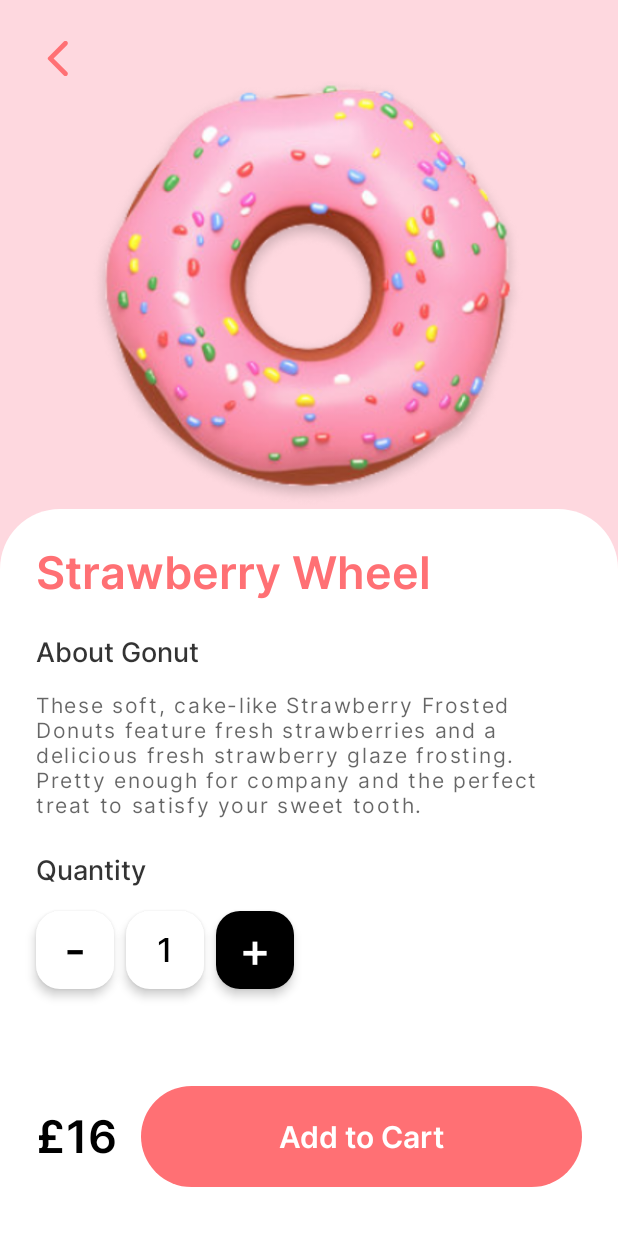
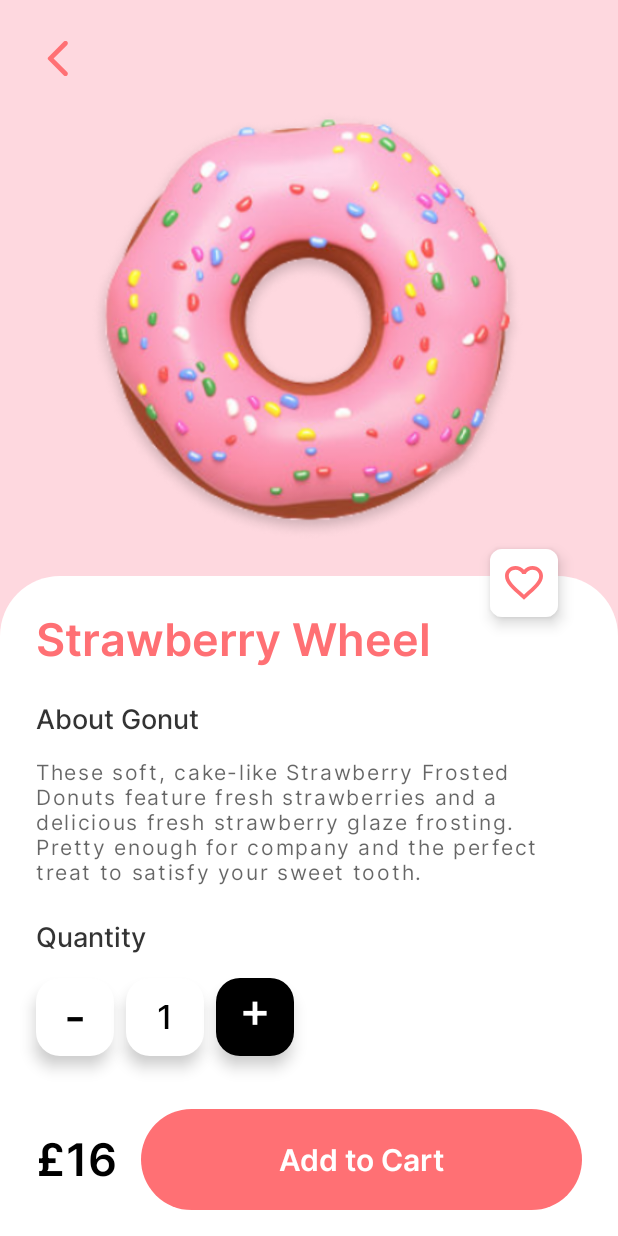
Before and after one commit to Belal-Alkhatib/DonutsAppUI, an Android app built with Jetpack Compose: the HomeScreen screen opened through its navigation route, after a tap on "Strawberry Wheel", on a phone screen of 412 x 824 dp. Run offline under Robolectric (Android 15) with nearby library versions, the phone set to English and light mode, and no system bars; our stand-ins replace accompanist, constraintlayout-compose.

Commit message:
add like animation composable to details screen

```diff
--- a/app/src/main/java/com/uog/donutsuiapp/ui/composables/LikeAnimation.kt
+++ b/app/src/main/java/com/uog/donutsuiapp/ui/composables/LikeAnimation.kt
@@ -12,16 +12,22 @@ import androidx.compose.ui.Alignment
 import androidx.compose.ui.Modifier
 import androidx.compose.ui.draw.rotate
 import androidx.compose.ui.draw.scale
+import androidx.compose.ui.graphics.Shape
 import androidx.compose.ui.res.painterResource
+import androidx.compose.ui.tooling.preview.Preview
+import androidx.compose.ui.unit.Dp
 import com.uog.donutsuiapp.R
 import com.uog.donutsuiapp.ui.theme.Primary
 import com.uog.donutsuiapp.ui.theme.smallIconSize
+import com.uog.donutsuiapp.ui.theme.space2
+import com.uog.donutsuiapp.ui.theme.space4
+import com.uog.donutsuiapp.ui.theme.space8
 import kotlinx.coroutines.delay
 import kotlinx.coroutines.launch
 
 @SuppressLint("SuspiciousIndentation")
 @Composable
-fun LikeAnimation(modifier: Modifier = Modifier, selected: Boolean = false) {
+fun LikeAnimation(modifier: Modifier = Modifier, selected: Boolean = false, buttonShape: Shape = CircleShape, buttonSize: Dp = smallIconSize) {
 
     var isSelected by remember { mutableStateOf(selected) }
 
@@ -34,7 +40,7 @@ fun LikeAnimation(modifier: Modifier = Modifier, selected: Boolean = false) {
 
     val favoriteIcon = if (isSelected) R.drawable.ic_favorit_fill else R.drawable.ic_favorit
 
-    Column(horizontalAlignment = Alignment.CenterHorizontally) {
+    Column(horizontalAlignment = Alignment.CenterHorizontally, modifier = modifier) {
 
         SmallAngledButton(
             onClick = {
@@ -72,16 +78,18 @@ fun LikeAnimation(modifier: Modifier = Modifier, selected: Boolean = false) {
                 }
 
             },
-            contentColor = Primary,
-            shape = CircleShape,
+            shape = buttonShape,
             modifier = Modifier
-                .size(smallIconSize)
+                .size(buttonSize)
 
         ) {
             Icon(
                 painter = painterResource(id = favoriteIcon),
                 contentDescription = null,
+                tint = Primary,
                 modifier = Modifier
+                    .padding(space8)
+                    .fillMaxSize()
                     .align(Alignment.CenterHorizontally)
                     .scale(imageScale.value)
                     .rotate(imageRotation.value)
@@ -91,127 +99,8 @@ fun LikeAnimation(modifier: Modifier = Modifier, selected: Boolean = false) {
 
 }
 
-
-//package com.uog.donutsuiapp.ui.composables
-//
-//
-//import android.annotation.SuppressLint
-//import androidx.compose.animation.core.*
-//import androidx.compose.foundation.layout.*
-//import androidx.compose.foundation.shape.CircleShape
-//import androidx.compose.material.*
-//import androidx.compose.material3.Icon
-//import androidx.compose.runtime.*
-//import androidx.compose.ui.Alignment
-//import androidx.compose.ui.Modifier
-//import androidx.compose.ui.draw.rotate
-//import androidx.compose.ui.draw.scale
-//import androidx.compose.ui.res.painterResource
-//import androidx.compose.ui.unit.dp
-//import com.uog.donutsuiapp.R
-//import com.uog.donutsuiapp.ui.theme.Primary
-//import com.uog.donutsuiapp.ui.theme.smallIconSize
-//import com.uog.donutsuiapp.ui.theme.space4
-//import kotlinx.coroutines.CoroutineScope
-//import kotlinx.coroutines.delay
-//import kotlinx.coroutines.launch
-//
-//@SuppressLint("SuspiciousIndentation")
-//@Composable
-//fun LikeAnimation(modifier: Modifier = Modifier, selected: Boolean = false) {
-//    var isSelected by remember { mutableStateOf(selected) }
-//
-//    val imageScale = remember { Animatable(1f) }
-//
-//    val imageRotation = remember { Animatable(0f) }
-//
-//    val orbOffset = remember { Animatable(0f) }
-//
-//    val orbScale = remember { Animatable(0f) }
-//
-//    val favoriteIcon = if (isSelected) R.drawable.ic_favorit_fill else R.drawable.ic_favorit
-//
-//
-//    val coroutineScope = rememberCoroutineScope()
-//
-//    Column(horizontalAlignment = Alignment.CenterHorizontally) {
-//
-//        SmallAngledButton(
-//            onClick = {
-//                isSelected = !isSelected
-//                if (isSelected) {
-//                    coroutineScope.launch {
-//                        orbOffset.animateTo(0f)
-//                        imageScale.animateTo(0.4f, tween(300, easing = LinearEasing))
-//                        imageRotation.animateTo(-30f, tween(300, easing = LinearEasing))
-//                        coroutineScope.launch {
-//                            delay(300)
-//                            orbOffset.animateTo(orbOffset.value.minus(50f), tween(600))
-//                        }
-//                    }
-//
-//                    coroutineScope.launch {
-//                        orbScale.animateTo(1f)
-//                        imageScale.animateTo(1f)
-//                        imageRotation.animateTo(0f)
-//                    }
-//
-//                    coroutineScope.launch {
-//                        delay(600)
-//                        orbScale.animateTo(0f, tween(300))
-//                    }
-//
-//                } else {
-//                    coroutineScope.launch {
-//                        imageScale.animateTo(1f)
-//                        imageRotation.animateTo(0f)
-//                        orbOffset.animateTo(0f)
-//                        orbScale.animateTo(0f)
-//                    }
-//                }
-//
-//            },
-//            contentColor = Primary,
-//            shape = CircleShape,
-//            modifier = Modifier
-//                .size(smallIconSize)
-//                .padding(space4)
-//        ) {
-//            Icon(
-//                painter = painterResource(id = favoriteIcon),
-//                contentDescription = null,
-//                modifier = Modifier
-//                    .align(Alignment.CenterHorizontally)
-//                    .scale(imageScale.value)
-//                    .rotate(imageRotation.value)
-//            )
-//        }
-//    }
-//
-//}
-//
-//private suspend fun x(
-//    coroutineScope: CoroutineScope,
-//    imageScale: Animatable<Float, AnimationVector1D>,
-//    imageRotation: Animatable<Float, AnimationVector1D>,
-//    orbOffset: Animatable<Float, AnimationVector1D>,
-//    orbScale: Animatable<Float, AnimationVector1D>
-//) {
-//    orbOffset.animateTo(0f)
-//    imageScale.animateTo(0.4f, tween(300, easing = LinearEasing))
-//    imageRotation.animateTo(-30f, tween(300, easing = LinearEasing))
-//
-//    delay(300)
-//    orbOffset.animateTo(orbOffset.value.minus(50f), tween(600))
-//
-//    orbScale.animateTo(1f)
-//    imageScale.animateTo(1f)
-//    imageRotation.animateTo(0f)
-//
-//
-//
-//    coroutineScope.launch {
-//        delay(600)
-//        orbScale.animateTo(0f, tween(300))
-//    }
-//}
+@Preview
+@Composable
+fun LikeAnimationPrev() {
+    LikeAnimation()
+}
--- /dev/null
+++ b/app/src/main/java/com/uog/donutsuiapp/ui/composables/RotationContent.kt
@@ -0,0 +1,35 @@
+package com.uog.donutsuiapp.ui.composables
+
+import androidx.compose.animation.core.Animatable
+import androidx.compose.animation.core.FastOutSlowInEasing
+import androidx.compose.animation.core.LinearEasing
+import androidx.compose.animation.core.tween
+import androidx.compose.foundation.layout.Box
+import androidx.compose.runtime.Composable
+import androidx.compose.runtime.LaunchedEffect
+import androidx.compose.runtime.remember
+import androidx.compose.ui.Modifier
+import androidx.compose.ui.draw.rotate
+import kotlinx.coroutines.delay
+
+@Composable
+fun RotationContent(
+    modifier: Modifier = Modifier,
+    startScale: Boolean = false,
+    content: @Composable () -> Unit
+) {
+    val imageRotation = remember { Animatable(0f) }
+
+    LaunchedEffect(key1 = startScale){
+        imageRotation.animateTo(360f, tween(2200, easing = FastOutSlowInEasing))
+        delay(200)
+        imageRotation.animateTo(0f, tween(1200, easing = FastOutSlowInEasing))
+
+    }
+    Box(
+        modifier = modifier.rotate(imageRotation.value)
+    ) {
+        content()
+    }
+
+}
--- a/app/src/main/java/com/uog/donutsuiapp/ui/composables/SmallAngledButton.kt
+++ b/app/src/main/java/com/uog/donutsuiapp/ui/composables/SmallAngledButton.kt
@@ -1,5 +1,6 @@
 package com.uog.donutsuiapp.ui.composables
 
+import androidx.compose.foundation.background
 import androidx.compose.foundation.layout.Box
 import androidx.compose.foundation.layout.fillMaxSize
 import androidx.compose.foundation.layout.padding
@@ -11,6 +12,7 @@ import androidx.compose.material3.Text
 import androidx.compose.runtime.Composable
 import androidx.compose.ui.Alignment
 import androidx.compose.ui.Modifier
+import androidx.compose.ui.graphics.Brush
 import androidx.compose.ui.graphics.Color
 import androidx.compose.ui.graphics.Shape
 import androidx.compose.ui.text.style.TextAlign
@@ -40,7 +42,6 @@ fun SmallAngledButton(
         containerColor = containerColor,
         contentColor = contentColor,
         shape = shape,
-        elevation = FloatingActionButtonDefaults.elevation(defaultElevation = space4)
 
     ) {
         Box(
@@ -59,7 +60,7 @@ fun SmallAngledButton(
 fun test2() {
     SmallAngledButton(onClick = {}) {
         Text(
-            text = "1",
+            text = "+",
             style = typography.bodyLarge,
             textAlign = TextAlign.Center
         )
--- a/app/src/main/java/com/uog/donutsuiapp/ui/composables/TodayOfferCard.kt
+++ b/app/src/main/java/com/uog/donutsuiapp/ui/composables/TodayOfferCard.kt
@@ -10,11 +10,14 @@ import androidx.compose.foundation.layout.padding
 import androidx.compose.foundation.layout.width
 import androidx.compose.material3.Card
 import androidx.compose.material3.CardDefaults
+import androidx.compose.material3.FloatingActionButtonDefaults
 import androidx.compose.material3.Text
 import androidx.compose.runtime.Composable
 import androidx.compose.ui.Alignment
 import androidx.compose.ui.ExperimentalComposeUiApi
 import androidx.compose.ui.Modifier
+import androidx.compose.ui.draw.shadow
+import androidx.compose.ui.graphics.Brush
 import androidx.compose.ui.graphics.Color
 import androidx.compose.ui.layout.ContentScale
 import androidx.compose.ui.res.painterResource
@@ -25,6 +28,7 @@ import androidx.constraintlayout.compose.ConstraintLayout
 import com.uog.donutsuiapp.R
 import com.uog.donutsuiapp.ui.theme.Black
 import com.uog.donutsuiapp.ui.theme.Blue
+import com.uog.donutsuiapp.ui.theme.ShadowColor
 import com.uog.donutsuiapp.ui.theme.TextSecondary
 import com.uog.donutsuiapp.ui.theme.White
 import com.uog.donutsuiapp.ui.theme.cardOfferWidth
@@ -54,6 +58,7 @@ fun TodayOfferCard(
 
     ConstraintLayout(
         modifier = modifier
+            .padding(top = space16)
             .clickable { onCardClicked() }
             .width(cardOfferWidth + space40)
             .background(color = White)
@@ -63,11 +68,13 @@ fun TodayOfferCard(
         Card(
             modifier = Modifier
                 .width(cardOfferWidth)
+                .shadow(elevation = space16, spotColor = ShadowColor)
                 .constrainAs(cardOffer) {
                     top.linkTo(parent.top)
                     start.linkTo(parent.start)
 
-                }, colors = CardDefaults.cardColors(containerColor = containerColor)
+                },
+            colors = CardDefaults.cardColors(containerColor = containerColor),
         ) {
             Column(modifier = Modifier.padding(start = space16, top = space16, bottom = space16)) {
                 LikeAnimation()
@@ -101,8 +108,7 @@ fun TodayOfferCard(
                 .height(largeDonutHeight)
                 .width(largeDonutWidth)
                 .constrainAs(imageDonut) {
-                    top.linkTo(cardOffer.top,space32)
-                    //bottom.linkTo(cardOffer.bottom, space32)
+                    top.linkTo(cardOffer.top, space32)
                     end.linkTo(parent.end)
                 },
             contentScale = ContentScale.Crop,
--- a/app/src/main/java/com/uog/donutsuiapp/ui/screens/DetailsScreen.kt
+++ b/app/src/main/java/com/uog/donutsuiapp/ui/screens/DetailsScreen.kt
@@ -4,17 +4,21 @@ import androidx.compose.foundation.Image
 import androidx.compose.foundation.background
 import androidx.compose.foundation.clickable
 import androidx.compose.foundation.layout.Arrangement
+import androidx.compose.foundation.layout.Box
 import androidx.compose.foundation.layout.Column
 import androidx.compose.foundation.layout.Row
 import androidx.compose.foundation.layout.Spacer
+import androidx.compose.foundation.layout.fillMaxHeight
 import androidx.compose.foundation.layout.fillMaxSize
 import androidx.compose.foundation.layout.fillMaxWidth
+import androidx.compose.foundation.layout.offset
 import androidx.compose.foundation.layout.padding
 import androidx.compose.foundation.shape.RoundedCornerShape
 import androidx.compose.material3.Card
 import androidx.compose.material3.CardDefaults
 import androidx.compose.material3.Text
 import androidx.compose.runtime.Composable
+import androidx.compose.runtime.staticCompositionLocalOf
 import androidx.compose.ui.Alignment
 import androidx.compose.ui.Modifier
 import androidx.compose.ui.layout.ContentScale
@@ -22,19 +26,29 @@ import androidx.compose.ui.res.painterResource
 import androidx.compose.ui.res.stringResource
 import androidx.compose.ui.text.style.TextAlign
 import androidx.compose.ui.tooling.preview.Preview
+import androidx.compose.ui.unit.dp
 import androidx.navigation.NavController
 import com.uog.donutsuiapp.R
 import com.uog.donutsuiapp.ui.composables.AngledButton
+import com.uog.donutsuiapp.ui.composables.LikeAnimation
+import com.uog.donutsuiapp.ui.composables.RotationContent
 import com.uog.donutsuiapp.ui.composables.SmallAngledButton
+import com.uog.donutsuiapp.ui.composables.SpacerVertical
 import com.uog.donutsuiapp.ui.theme.Black
 import com.uog.donutsuiapp.ui.theme.Primary
 import com.uog.donutsuiapp.ui.theme.Tertiary
 import com.uog.donutsuiapp.ui.theme.TextPrimary
 import com.uog.donutsuiapp.ui.theme.TextSecondary
 import com.uog.donutsuiapp.ui.theme.White
+import com.uog.donutsuiapp.ui.theme.largeIconSize
+import com.uog.donutsuiapp.ui.theme.radius16
 import com.uog.donutsuiapp.ui.theme.radius40
+import com.uog.donutsuiapp.ui.theme.radius8
+import com.uog.donutsuiapp.ui.theme.space10
 import com.uog.donutsuiapp.ui.theme.space16
+import com.uog.donutsuiapp.ui.theme.space18
 import com.uog.donutsuiapp.ui.theme.space24
+import com.uog.donutsuiapp.ui.theme.space40
 import com.uog.donutsuiapp.ui.theme.space8
 import com.uog.donutsuiapp.ui.theme.textLetterSpacing8
 import com.uog.donutsuiapp.ui.theme.textSize22
@@ -43,17 +57,15 @@ import com.uog.donutsuiapp.ui.theme.typography
 @Composable
 fun DetailsScreen(
     navController: NavController
-
 ) {
-
     DetailsContent(
-        onBackButttonClicked = { navController.popBackStack() }
+        onBackButtonClicked = { navController.popBackStack() }
     )
 }
 
 @Composable
 private fun DetailsContent(
-    onBackButttonClicked: () -> Unit
+    onBackButtonClicked: () -> Unit
 ) {
 
     Column(
@@ -61,30 +73,33 @@ private fun DetailsContent(
             .fillMaxSize()
             .background(color = Tertiary)
     ) {
-        Column(modifier = Modifier.fillMaxWidth()) {
         Image(
             painter = painterResource(id = R.drawable.ic_back_arrow),
             contentDescription = null,
             modifier = Modifier
                 .padding(top = space24, start = space24)
-                    .clickable { onBackButttonClicked() }
+                .clickable { onBackButtonClicked() }
 
         )
+        RotationContent(startScale = true, modifier = Modifier.weight(1.5f)) {
+
             Image(
                 painter = painterResource(id = R.drawable.ic_big_donut),
                 contentDescription = null,
                 contentScale = ContentScale.Crop,
-                modifier = Modifier
-                    .fillMaxWidth()
-                    .weight(1f),
+                modifier = Modifier.fillMaxWidth(),
                 alignment = Alignment.Center
             )
+        }
+
+        Box(
+            modifier = Modifier
+                .weight(2f)
+                .fillMaxWidth()
+        ) {
 
             Card(
                 colors = CardDefaults.cardColors(containerColor = White),
-                modifier = Modifier
-                    .fillMaxWidth()
-                    .weight(1.7f),
                 shape = RoundedCornerShape(topStart = radius40, topEnd = radius40)
             ) {
                 Column(
@@ -154,6 +169,7 @@ private fun DetailsContent(
                             Text(
                                 text = stringResource(R.string.plus),
                                 style = typography.labelLarge,
+                                modifier = Modifier.fillMaxHeight(),
                                 color = White,
                                 textAlign = TextAlign.Center,
                             )
@@ -188,11 +204,25 @@ private fun DetailsContent(
                     Spacer(modifier = Modifier.weight(0.1f))
                 }
 
+            }
 
+            LikeAnimation(
+                buttonShape = RoundedCornerShape(radius8), modifier = Modifier
+                    .padding(end = space40)
+                    .align(Alignment.TopEnd)
+                    .offset(y = (-space18)),
+                buttonSize = largeIconSize
+            )
+            SpacerVertical(space = space16)
         }
 
 
     }
+
 }
 
+@Preview
+@Composable
+fun DetailsContentPrev() {
+    DetailsContent({})
 }
--- a/app/src/main/java/com/uog/donutsuiapp/ui/screens/HomeScreen.kt
+++ b/app/src/main/java/com/uog/donutsuiapp/ui/screens/HomeScreen.kt
@@ -78,9 +78,11 @@ private fun HomeContent(
                     )
             }
 
-            SmallAngledButton(onClick = { }, contentColor = Primary, containerColor = Tertiary) {
+            SmallAngledButton(onClick = { }, containerColor = Tertiary) {
                 Icon(
-                    painter = painterResource(id = R.drawable.ic_search), contentDescription = null
+                    painter = painterResource(id = R.drawable.ic_search),
+                    contentDescription = null,
+                    tint = Primary
                 )
             }
         }
@@ -90,7 +92,7 @@ private fun HomeContent(
             text = stringResource(R.string.today_offers),
             style = typography.titleLarge,
             color = Black,
-            modifier = Modifier.padding(bottom = space16, start = space24)
+            modifier = Modifier.padding(start = space24)
         )
 
         LazyRow(
--- a/app/src/main/java/com/uog/donutsuiapp/ui/theme/Color.kt
+++ b/app/src/main/java/com/uog/donutsuiapp/ui/theme/Color.kt
@@ -15,6 +15,7 @@ val Primary = Color(0xFFFF7074)
 val Secondary = Color(0xFFFF9494)
 val Tertiary = Color(0xFFFED8DF)
 val Black = Color(0xFF000000)
+val ShadowColor = Color(0x99000000)
 
 val Gray = Color(0xFF585858)
 val Blue = Color(0xFFD7E4F6)
--- a/app/src/main/java/com/uog/donutsuiapp/ui/theme/Dimens.kt
+++ b/app/src/main/java/com/uog/donutsuiapp/ui/theme/Dimens.kt
@@ -13,6 +13,7 @@ val space4 = 4.dp
 val space8 = 8.dp
 val space10 = 10.dp
 val space16 = 16.dp
+val space18 = 18.dp
 val space24 = 24.dp
 val space32 = 32.dp
 val space40 = 40.dp
@@ -49,5 +50,6 @@ val buttonSmallHeight = 52.dp
 val cardOfferWidth = 192.dp
 val cardDonutsHeight = 111.dp
 val smallIconSize = 35.dp
+val largeIconSize = 45.dp
 val largeDonutHeight = 200.dp
 val largeDonutWidth = 362.dp
```
Lines whose indentation alone changed are shown as unchanged.
